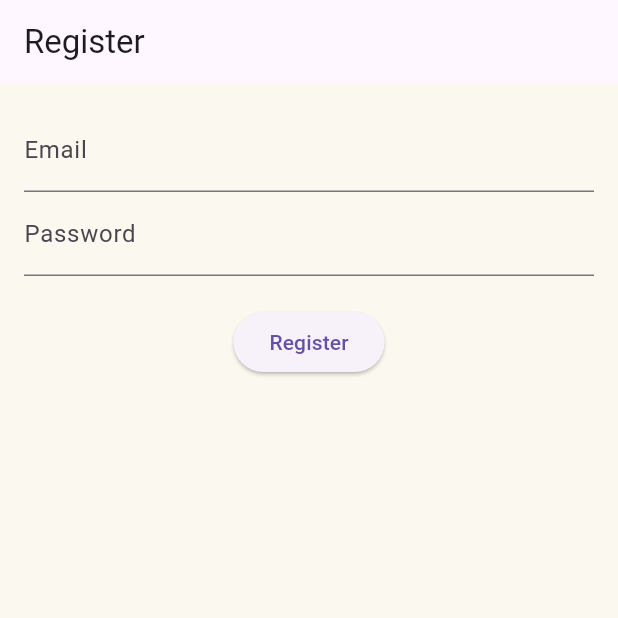
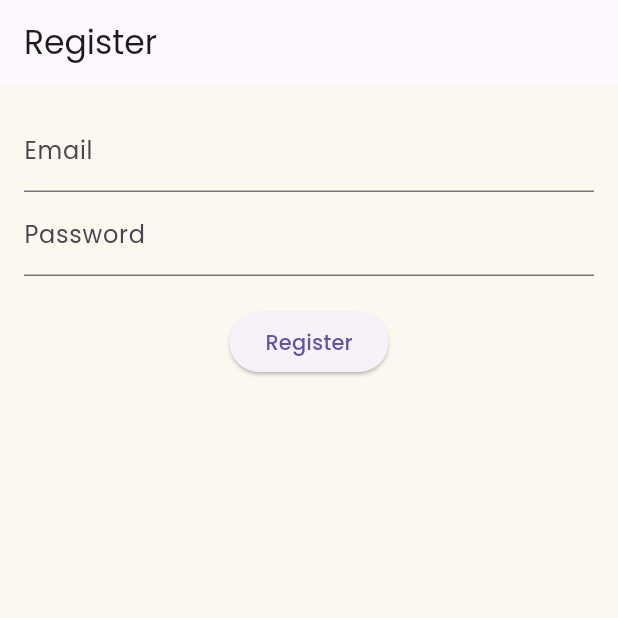
Before and after one commit to EatSleepCodeRunTimeErrorRepeat/Integrated_Proj_2, a Flutter app: the screen it shows after launch, after a tap on "Register", on a phone screen of 412 x 824 dp, the top half of it. Run offline on Flutter 3.47's test engine with Material 3 defaults, Android fonts, the light colour scheme and no system bars; network calls fail.

Commit message:
updated the selection screen,provider info screen, and organized the login/register screen

```diff
--- a/frontend/lib/main.dart
+++ b/frontend/lib/main.dart
@@ -1,59 +1,31 @@
 import 'package:flutter/material.dart';
-import 'package:http/http.dart' as http;
-import 'dart:convert';
 import 'utils/constants.dart';
+import 'screens/auth/register_screen.dart';
+import 'screens/selection/provider_selection_screen.dart';
+import 'screens/selection/provider_info_screen.dart';
 
-void main() => runApp(MaterialApp(
-    home: RegisterPage(),
-    theme: ThemeData(
-      scaffoldBackgroundColor: AppColors.background,
-    )));
-
-class RegisterPage extends StatefulWidget {
-  @override
-  State<RegisterPage> createState() => _RegisterPageState();
+void main() {
+  runApp(const MyApp());
 }
 
-class _RegisterPageState extends State<RegisterPage> {
-  final _email = TextEditingController();
-  final _pass = TextEditingController();
-  String _message = '';
-
-  Future<void> _register() async {
-    final res = await http.post(
-      Uri.parse('http://localhost:3000/register'),
-      headers: {'Content-Type': 'application/json'},
-      body: json.encode({'email': _email.text, 'password': _pass.text}),
-    );
-    setState(() => _message = res.body);
-  }
+class MyApp extends StatelessWidget {
+  const MyApp({super.key});
 
   @override
-  Widget build(BuildContext ctx) {
-    return Scaffold(
-      appBar: AppBar(title: Text('Register')),
-      body: Padding(
-        padding: EdgeInsets.all(16),
-        child: Column(
-          children: [
-            TextField(
-              controller: _email,
-              decoration: InputDecoration(labelText: 'Email'),
-            ),
-            TextField(
-              controller: _pass,
-              obscureText: true,
-              decoration: InputDecoration(labelText: 'Password'),
-            ),
-            SizedBox(height: 20),
-            ElevatedButton(
-              onPressed: _register,
-              child: Text('Register'),
-            ),
-            SizedBox(height: 20),
-            Text(_message),
-          ],
-        ),
+  Widget build(BuildContext context) {
+    return MaterialApp(
+      title: 'PeakSmart',
+      debugShowCheckedModeBanner: false,
+      initialRoute: '/',
+      routes: {
+        '/': (context) => const RegisterPage(),
+        '/selection': (context) => ProviderSelectionScreen(),
+        '/provider-info': (context) => const ProviderInfoScreen(),
+      },
+      theme: ThemeData(
+        scaffoldBackgroundColor: AppColors.background,
+        fontFamily: 'Poppins',
+        useMaterial3: true,
       ),
     );
   }
--- a/frontend/lib/screens/auth/register_screen.dart
+++ b/frontend/lib/screens/auth/register_screen.dart
@@ -0,0 +1,76 @@
+import 'package:flutter/material.dart';
+import 'package:http/http.dart' as http;
+import 'dart:convert';
+
+class RegisterPage extends StatefulWidget {
+  const RegisterPage({super.key});
+
+  @override
+  State<RegisterPage> createState() => _RegisterPageState();
+}
+
+class _RegisterPageState extends State<RegisterPage> {
+  final _email = TextEditingController();
+  final _pass = TextEditingController();
+  String _message = '';
+
+  Future<void> _register() async {
+    final res = await http.post(
+      Uri.parse(
+          'http://192.168.1.33:3000/register'), // or 10.0.2.2 for emulator
+      headers: {'Content-Type': 'application/json'},
+      body: json.encode({
+        'email': _email.text.trim(),
+        'password': _pass.text.trim(),
+      }),
+    );
+
+    print('STATUS: ${res.statusCode}');
+    print('BODY: ${res.body}');
+
+    if (res.statusCode == 200) {
+      final responseData = json.decode(res.body);
+      if (responseData['success'] == true) {
+        Navigator.pushNamed(context, '/selection');
+      } else {
+        setState(() {
+          _message = responseData['message'] ?? 'Registration failed';
+        });
+      }
+    } else {
+      setState(() {
+        _message = 'Registration failed (status ${res.statusCode})';
+      });
+    }
+  }
+
+  @override
+  Widget build(BuildContext ctx) {
+    return Scaffold(
+      appBar: AppBar(title: const Text('Register')),
+      body: Padding(
+        padding: const EdgeInsets.all(16),
+        child: Column(
+          children: [
+            TextField(
+              controller: _email,
+              decoration: const InputDecoration(labelText: 'Email'),
+            ),
+            TextField(
+              controller: _pass,
+              obscureText: true,
+              decoration: const InputDecoration(labelText: 'Password'),
+            ),
+            const SizedBox(height: 20),
+            ElevatedButton(
+              onPressed: _register,
+              child: const Text('Register'),
+            ),
+            const SizedBox(height: 20),
+            Text(_message),
+          ],
+        ),
+      ),
+    );
+  }
+}
```
Also changed, not shown: frontend/lib/models/provider_model.dart (+15 -0 lines), frontend/lib/screens/selection/provider_info_screen.dart (+92 -0 lines), frontend/lib/screens/selection/provider_selection_screen.dart (+168 -0 lines), 127 other files.
